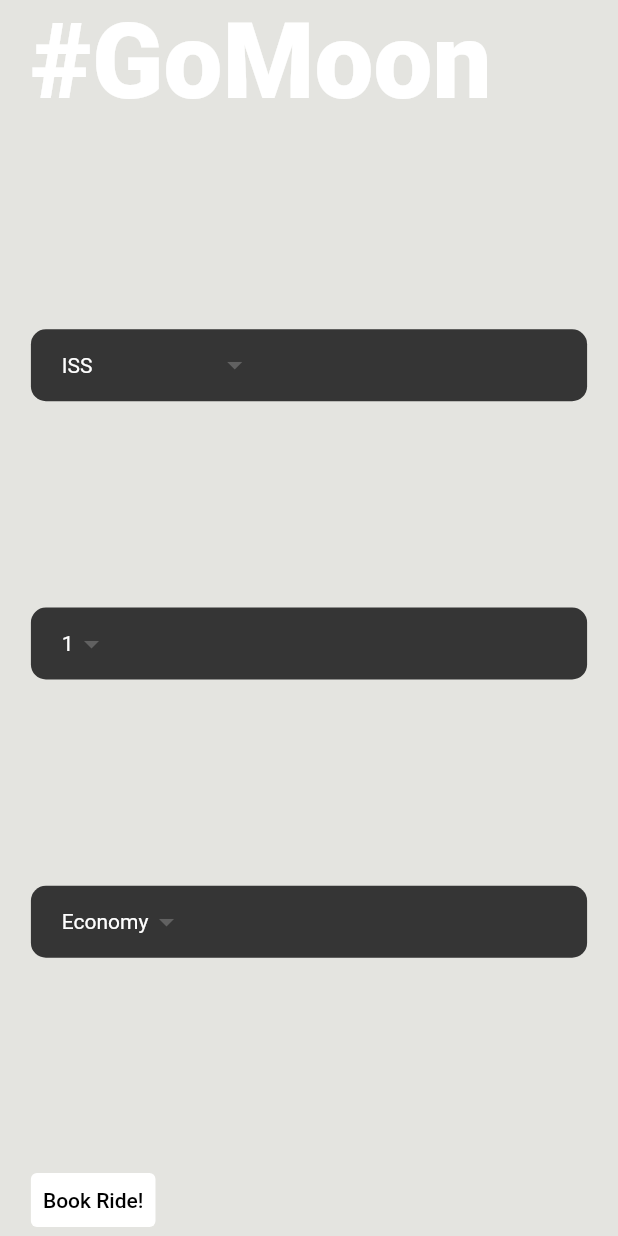
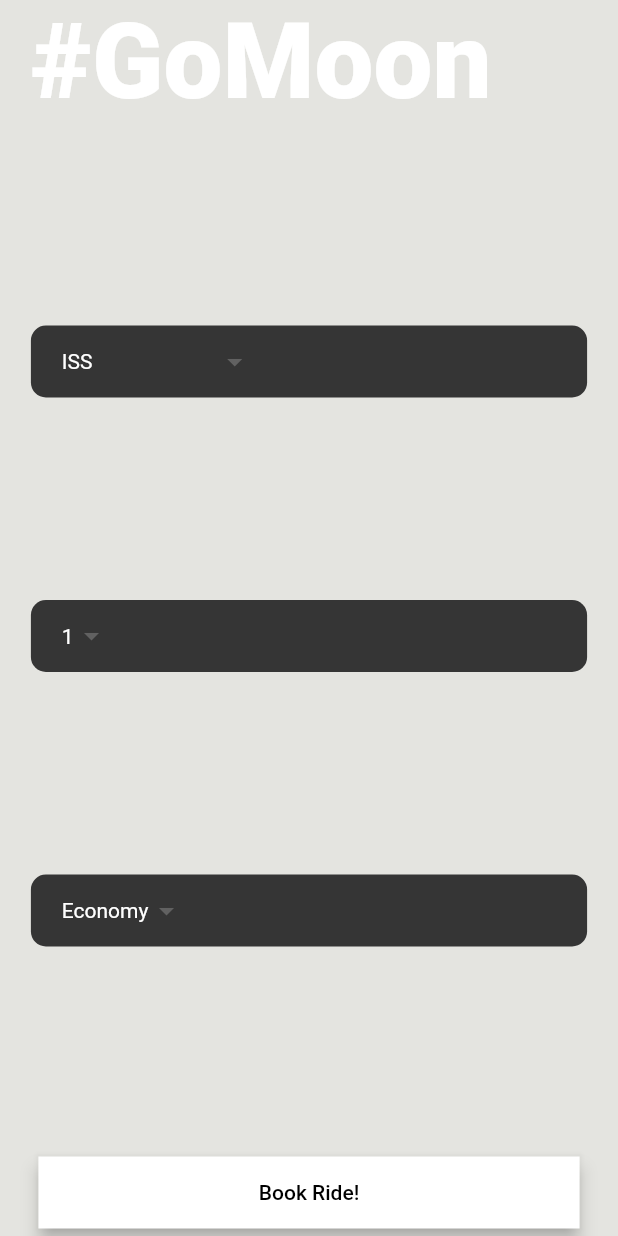
Before and after one commit to Nuri801/new_go_to_moon_UI, a Flutter app: the screen it shows after launch, on a phone screen of 412 x 824 dp. Run offline on Flutter 3.47's test engine with Material 2 defaults, Android fonts, the phone set to English and light mode, and no system bars.

```diff
--- a/lib/pages/home_page.dart
+++ b/lib/pages/home_page.dart
@@ -1,4 +1,5 @@
 import 'package:flutter/material.dart';
+import 'package:go_to_moon_ui/reusable_widgets/custom_button.dart';
 
 class HomePage extends StatelessWidget {
   late double _deviceHeight, _deviceWidth;
@@ -25,9 +26,15 @@ class HomePage extends StatelessWidget {
               DropDownWidget(items: ['ISS', 'Preneure Station']),
               DropDownWidget(items: ['1', '2', '3', '4']),
               DropDownWidget(items: ['Economy', 'Business', 'Luxury']),
-                bookButton()
+              CustomButton(
+                color: Colors.white,
+                textColor: Colors.black,
+                onPressed: () {},
+                buttonName: 'Book Ride!',
+              ),
             ],
-            )),
+          ),
+        ),
       ),
     );
   }
@@ -90,15 +97,15 @@ class HomePage extends StatelessWidget {
     );
   }
 
-  Widget bookButton() {
-    return TextButton(
-      style: ButtonStyle(
-        backgroundColor: MaterialStateProperty.all(Colors.white),
-      ),
-      onPressed: () {},
-      child: const Text('Book Ride!', style: TextStyle(
-        color: Colors.black
-      ),),
-    );
+  // Widget bookButton() {
+  //   return TextButton(
+  //     style: ButtonStyle(
+  //       backgroundColor: MaterialStateProperty.all(Colors.white),
+  //     ),
+  //     onPressed: () {},
+  //     child: const Text('Book Ride!', style: TextStyle(
+  //       color: Colors.black
+  //     ),),
+  //   );
+  // }
 }
-}
--- /dev/null
+++ b/lib/reusable_widgets/custom_button.dart
@@ -0,0 +1,43 @@
+import 'package:flutter/material.dart';
+
+class CustomButton extends StatelessWidget {
+  const CustomButton({
+    Key? key,
+    required this.color,
+    required this.textColor,
+    required this.buttonName,
+    required this.onPressed,
+  }) : super(key: key);
+
+  final Color color;
+  final Color textColor;
+  final String buttonName;
+  final void Function() onPressed;
+
+  @override
+  Widget build(BuildContext context) {
+    return Padding(
+      padding: EdgeInsets.all(5.0),
+      child: Material(
+        elevation: 5.0,
+        color: color,
+        child: MaterialButton(
+          onPressed: onPressed,
+          minWidth: 200,
+          height: 40.0,
+          child: Row(
+            mainAxisAlignment: MainAxisAlignment.spaceEvenly,
+            children: [
+              Text(
+                buttonName,
+                style: TextStyle(
+                    color: textColor
+                ),
+              ),
+            ],
+          ),
+        ),
+      ),
+    );
+  }
+}
```
Lines whose indentation alone changed are shown as unchanged.
